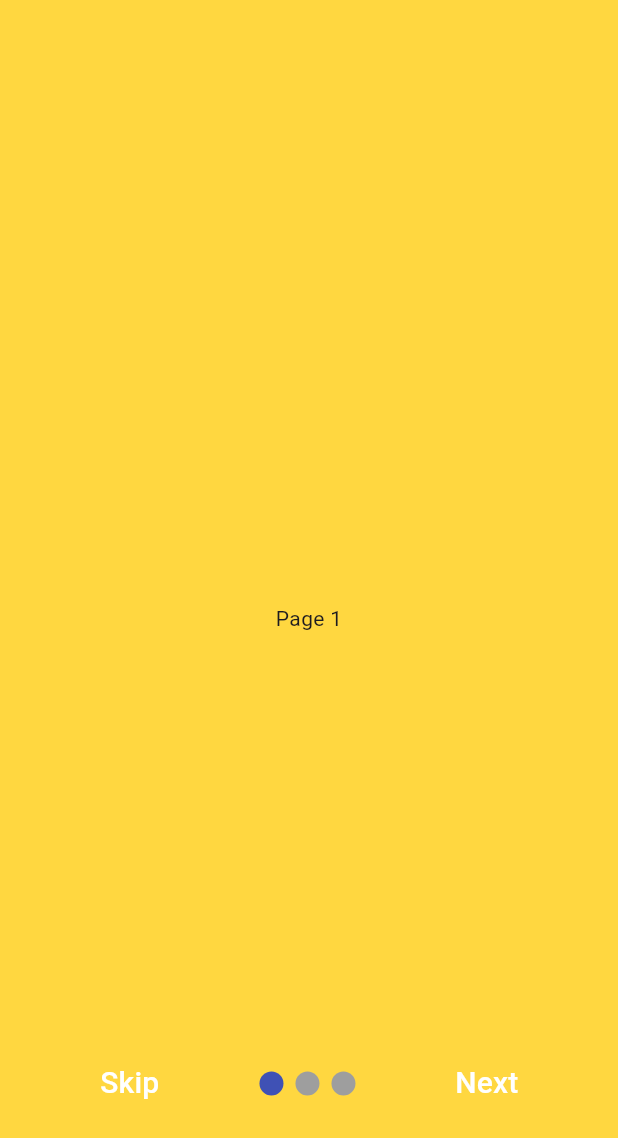
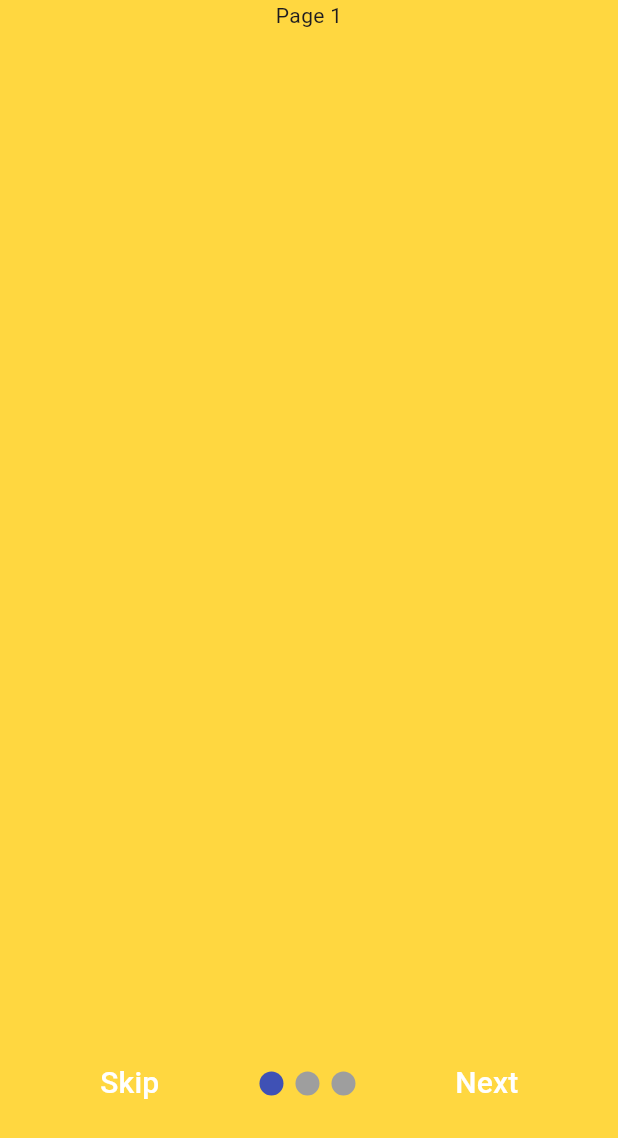
Before and after one commit to HimalThapaMagar/onboarding_screen, a Flutter app: the screen it shows after launch, on a phone screen of 412 x 824 dp. Shown: the top 1138 px of the screen. Run offline on Flutter 3.47's test engine with Material 3 defaults, Android fonts, the phone set to English and light mode, and no system bars; drawn by our look-alikes of smooth_page_indicator.

```diff
--- a/lib/onboarding_screens/onboarding_screen1.dart
+++ b/lib/onboarding_screens/onboarding_screen1.dart
@@ -8,7 +8,11 @@ class OnboardingPage1 extends StatelessWidget {
     return const Scaffold(
       backgroundColor: Colors.amberAccent,
       body: Center(
-        child: Text("Page 1"),
+        child: Column(
+          children: [
+            Text("Page 1"),
+          ],
+        ),
       ),
     );
   }
```
Also changed, not shown: 1 other file.
